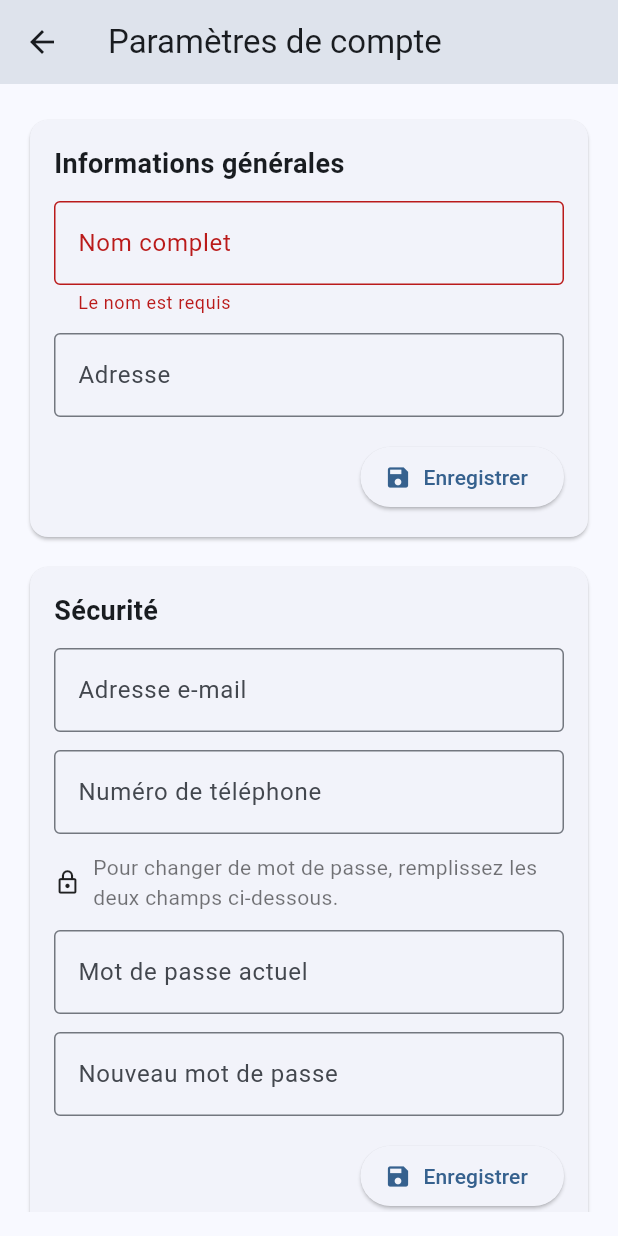
After one commit to JasserMiled/TuniModev2, a Flutter app: the AccountSettingsScreen screen opened directly, scrolled down 230 dp, after a tap on "Enregistrer", on a phone screen of 412 x 824 dp. The commit adds this screen. Run offline on Flutter 3.47's test engine with Material 3 defaults, Android fonts, the phone set to English and light mode, and no system bars; our stand-ins replace file_picker; accounts and stored records are empty; network calls fail.

Commit message:
Add account settings section to user menu

```diff
--- /dev/null
+++ b/frontend/lib/screens/account_settings_screen.dart
@@ -0,0 +1,486 @@
+import 'dart:typed_data';
+
+import 'package:file_picker/file_picker.dart';
+import 'package:flutter/material.dart';
+
+import '../models/user.dart';
+import '../services/api_service.dart';
+
+class AccountSettingsScreen extends StatefulWidget {
+  const AccountSettingsScreen({super.key});
+
+  @override
+  State<AccountSettingsScreen> createState() => _AccountSettingsScreenState();
+}
+
+class _AccountSettingsScreenState extends State<AccountSettingsScreen> {
+  final _generalFormKey = GlobalKey<FormState>();
+  final _securityFormKey = GlobalKey<FormState>();
+
+  final _nameController = TextEditingController();
+  final _addressController = TextEditingController();
+  final _emailController = TextEditingController();
+  final _phoneController = TextEditingController();
+  final _currentPasswordController = TextEditingController();
+  final _newPasswordController = TextEditingController();
+
+  User? _user;
+  bool _loading = true;
+  bool _savingGeneral = false;
+  bool _savingSecurity = false;
+  bool _uploadingAvatar = false;
+  String? _message;
+  String? _error;
+
+  Uint8List? _avatarBytes;
+  String? _avatarName;
+
+  @override
+  void initState() {
+    super.initState();
+    _loadUser();
+  }
+
+  @override
+  void dispose() {
+    _nameController.dispose();
+    _addressController.dispose();
+    _emailController.dispose();
+    _phoneController.dispose();
+    _currentPasswordController.dispose();
+    _newPasswordController.dispose();
+    super.dispose();
+  }
+
+  Future<void> _loadUser() async {
+    final current = ApiService.currentUser;
+    if (current == null) {
+      setState(() {
+        _loading = false;
+        _error = 'Connectez-vous pour accéder aux paramètres du compte.';
+      });
+      return;
+    }
+
+    try {
+      final user = await ApiService.fetchUserProfile(current.id);
+      _applyUser(user);
+    } catch (_) {
+      _applyUser(current);
+    }
+  }
+
+  void _applyUser(User user) {
+    setState(() {
+      _user = user;
+      _nameController.text = user.name;
+      _addressController.text = user.address ?? '';
+      _emailController.text = user.email;
+      _phoneController.text = user.phone ?? '';
+      _loading = false;
+      _error = null;
+    });
+  }
+
+  Future<void> _saveGeneral() async {
+    if (_user == null) return;
+    if (!_generalFormKey.currentState!.validate()) return;
+
+    setState(() {
+      _savingGeneral = true;
+      _message = null;
+      _error = null;
+    });
+
+    try {
+      final updatedUser = await ApiService.updateProfile(
+        name: _nameController.text.trim(),
+        address: _addressController.text.trim(),
+      );
+      _applyUser(updatedUser);
+      setState(() {
+        _message = 'Informations générales mises à jour';
+      });
+    } catch (e) {
+      setState(() {
+        _error = e.toString();
+      });
+    } finally {
+      setState(() {
+        _savingGeneral = false;
+      });
+    }
+  }
+
+  Future<void> _saveSecurity() async {
+    if (_user == null) return;
+    if (!_securityFormKey.currentState!.validate()) return;
+
+    final currentPassword = _currentPasswordController.text.trim();
+    final newPassword = _newPasswordController.text.trim();
+
+    if ((currentPassword.isEmpty) != (newPassword.isEmpty)) {
+      setState(() {
+        _error = 'Pour changer de mot de passe, remplissez les deux champs.';
+        _message = null;
+      });
+      return;
+    }
+
+    setState(() {
+      _savingSecurity = true;
+      _message = null;
+      _error = null;
+    });
+
+    try {
+      final updatedUser = await ApiService.updateProfile(
+        email: _emailController.text.trim(),
+        phone: _phoneController.text.trim(),
+        currentPassword: currentPassword.isNotEmpty ? currentPassword : null,
+        newPassword: newPassword.isNotEmpty ? newPassword : null,
+      );
+      _applyUser(updatedUser);
+      setState(() {
+        _message = 'Paramètres de sécurité mis à jour';
+        _currentPasswordController.clear();
+        _newPasswordController.clear();
+      });
+    } catch (e) {
+      setState(() {
+        _error = e.toString();
+      });
+    } finally {
+      setState(() {
+        _savingSecurity = false;
+      });
+    }
+  }
+
+  Future<void> _pickAvatar() async {
+    final result = await FilePicker.platform.pickFiles(
+      type: FileType.image,
+      withData: true,
+    );
+
+    if (result != null && result.files.isNotEmpty) {
+      final file = result.files.first;
+      if (file.bytes != null && file.bytes!.isNotEmpty) {
+        setState(() {
+          _avatarBytes = file.bytes;
+          _avatarName = file.name;
+        });
+      }
+    }
+  }
+
+  Future<void> _uploadAvatar() async {
+    if (_avatarBytes == null || _avatarName == null || _user == null) return;
+
+    setState(() {
+      _uploadingAvatar = true;
+      _message = null;
+      _error = null;
+    });
+
+    try {
+      final url = await ApiService.uploadProfileImage(
+        bytes: _avatarBytes!,
+        filename: _avatarName!,
+      );
+
+      final updatedUser = await ApiService.updateProfile(avatarUrl: url);
+      _applyUser(updatedUser);
+      setState(() {
+        _avatarBytes = null;
+        _avatarName = null;
+        _message = 'Photo de profil mise à jour';
+      });
+    } catch (e) {
+      setState(() {
+        _error = e.toString();
+      });
+    } finally {
+      setState(() {
+        _uploadingAvatar = false;
+      });
+    }
+  }
+
+  Widget _buildAvatarSection() {
+    final imageProvider = _avatarBytes != null
+        ? MemoryImage(_avatarBytes!)
+        : _user?.avatarUrl != null
+            ? NetworkImage(_user!.avatarUrl!)
+            : null;
+
+    return Card(
+      child: Padding(
+        padding: const EdgeInsets.all(16),
+        child: Column(
+          crossAxisAlignment: CrossAxisAlignment.start,
+          children: [
+            const Text(
+              'Photo de profil',
+              style: TextStyle(fontSize: 18, fontWeight: FontWeight.w700),
+            ),
+            const SizedBox(height: 12),
+            Row(
+              children: [
+                CircleAvatar(
+                  radius: 40,
+                  backgroundImage: imageProvider as ImageProvider?,
+                  child: imageProvider == null
+                      ? const Icon(Icons.person, size: 40, color: Colors.white)
+                      : null,
+                ),
+                const SizedBox(width: 16),
+                Expanded(
+                  child: Column(
+                    crossAxisAlignment: CrossAxisAlignment.start,
+                    children: [
+                      Text(
+                        _avatarName ?? 'Sélectionnez une image pour votre profil',
+                        style: const TextStyle(fontWeight: FontWeight.w600),
+                      ),
+                      const SizedBox(height: 8),
+                      Wrap(
+                        spacing: 8,
+                        children: [
+                          ElevatedButton.icon(
+                            onPressed: _pickAvatar,
+                            icon: const Icon(Icons.upload),
+                            label: const Text('Choisir une photo'),
+                          ),
+                          ElevatedButton.icon(
+                            onPressed:
+                                _uploadingAvatar ? null : (_avatarBytes != null ? _uploadAvatar : null),
+                            icon: const Icon(Icons.save),
+                            label: _uploadingAvatar
+                                ? const SizedBox(
+                                    height: 16,
+                                    width: 16,
+                                    child: CircularProgressIndicator(strokeWidth: 2),
+                                  )
+                                : const Text('Mettre à jour la photo'),
+                          ),
+                        ],
+                      ),
+                    ],
+                  ),
+                ),
+              ],
+            ),
+          ],
+        ),
+      ),
+    );
+  }
+
+  Widget _buildGeneralSection() {
+    return Card(
+      child: Padding(
+        padding: const EdgeInsets.all(16),
+        child: Form(
+          key: _generalFormKey,
+          child: Column(
+            crossAxisAlignment: CrossAxisAlignment.start,
+            children: [
+              const Text(
+                'Informations générales',
+                style: TextStyle(fontSize: 18, fontWeight: FontWeight.w700),
+              ),
+              const SizedBox(height: 12),
+              TextFormField(
+                controller: _nameController,
+                decoration: const InputDecoration(
+                  labelText: 'Nom complet',
+                  border: OutlineInputBorder(),
+                ),
+                validator: (value) {
+                  if (value == null || value.trim().isEmpty) {
+                    return 'Le nom est requis';
+                  }
+                  return null;
+                },
+              ),
+              const SizedBox(height: 12),
+              TextFormField(
+                controller: _addressController,
+                decoration: const InputDecoration(
+                  labelText: 'Adresse',
+                  border: OutlineInputBorder(),
+                ),
+              ),
+              const SizedBox(height: 16),
+              Align(
+                alignment: Alignment.centerRight,
+                child: ElevatedButton.icon(
+                  onPressed: _savingGeneral ? null : _saveGeneral,
+                  icon: _savingGeneral
+                      ? const SizedBox(
+                          height: 16,
+                          width: 16,
+                          child: CircularProgressIndicator(strokeWidth: 2),
+                        )
+                      : const Icon(Icons.save),
+                  label: const Text('Enregistrer'),
+                ),
+              ),
+            ],
+          ),
+        ),
+      ),
+    );
+  }
+
+  Widget _buildSecuritySection() {
+    return Card(
+      child: Padding(
+        padding: const EdgeInsets.all(16),
+        child: Form(
+          key: _securityFormKey,
+          child: Column(
+            crossAxisAlignment: CrossAxisAlignment.start,
+            children: [
+              const Text(
+                'Sécurité',
+                style: TextStyle(fontSize: 18, fontWeight: FontWeight.w700),
+              ),
+              const SizedBox(height: 12),
+              TextFormField(
+                controller: _emailController,
+                decoration: const InputDecoration(
+                  labelText: 'Adresse e-mail',
+                  border: OutlineInputBorder(),
+                ),
+                validator: (value) {
+                  if (value == null || value.trim().isEmpty) {
+                    return 'L\'e-mail est requis';
+                  }
+                  return null;
+                },
+              ),
+              const SizedBox(height: 12),
+              TextFormField(
+                controller: _phoneController,
+                decoration: const InputDecoration(
+                  labelText: 'Numéro de téléphone',
+                  border: OutlineInputBorder(),
+                ),
+              ),
+              const SizedBox(height: 12),
+              Row(
+                children: const [
+                  Icon(Icons.lock_outline, size: 18),
+                  SizedBox(width: 8),
+                  Expanded(
+                    child: Text(
+                      'Pour changer de mot de passe, remplissez les deux champs ci-dessous.',
+                      style: TextStyle(color: Colors.black54),
+                    ),
+                  ),
+                ],
+              ),
+              const SizedBox(height: 12),
+              TextFormField(
+                controller: _currentPasswordController,
+                obscureText: true,
+                decoration: const InputDecoration(
+                  labelText: 'Mot de passe actuel',
+                  border: OutlineInputBorder(),
+                ),
+              ),
+              const SizedBox(height: 12),
+              TextFormField(
+                controller: _newPasswordController,
+                obscureText: true,
+                decoration: const InputDecoration(
+                  labelText: 'Nouveau mot de passe',
+                  border: OutlineInputBorder(),
+                ),
+              ),
+              const SizedBox(height: 16),
+              Align(
+                alignment: Alignment.centerRight,
+                child: ElevatedButton.icon(
+                  onPressed: _savingSecurity ? null : _saveSecurity,
+                  icon: _savingSecurity
+                      ? const SizedBox(
+                          height: 16,
+                          width: 16,
+                          child: CircularProgressIndicator(strokeWidth: 2),
+                        )
+                      : const Icon(Icons.save),
+                  label: const Text('Enregistrer'),
+                ),
+              ),
+            ],
+          ),
+        ),
+      ),
+    );
+  }
+
+  @override
+  Widget build(BuildContext context) {
+    return Scaffold(
+      appBar: AppBar(
+        title: const Text('Paramètres de compte'),
+      ),
+      body: Padding(
+        padding: const EdgeInsets.all(16),
+        child: _loading
+            ? const Center(child: CircularProgressIndicator())
+            : _error != null
+                ? Center(child: Text(_error!))
+                : SingleChildScrollView(
+                    child: Column(
+                      crossAxisAlignment: CrossAxisAlignment.start,
+                      children: [
+                        if (_message != null)
+                          Container(
+                            width: double.infinity,
+                            margin: const EdgeInsets.only(bottom: 12),
+                            padding: const EdgeInsets.all(12),
+                            decoration: BoxDecoration(
+                              color: Colors.green[50],
+                              borderRadius: BorderRadius.circular(8),
+                            ),
+                            child: Row(
+                              children: [
+                                const Icon(Icons.check_circle, color: Colors.green),
+                                const SizedBox(width: 8),
+                                Expanded(child: Text(_message!)),
+                              ],
+                            ),
+                          ),
+                        if (_error != null)
+                          Container(
+                            width: double.infinity,
+                            margin: const EdgeInsets.only(bottom: 12),
+                            padding: const EdgeInsets.all(12),
+                            decoration: BoxDecoration(
+                              color: Colors.red[50],
+                              borderRadius: BorderRadius.circular(8),
+                            ),
+                            child: Row(
+                              children: [
+                                const Icon(Icons.error, color: Colors.red),
+                                const SizedBox(width: 8),
+                                Expanded(child: Text(_error!)),
+                              ],
+                            ),
+                          ),
+                        _buildAvatarSection(),
+                        const SizedBox(height: 12),
+                        _buildGeneralSection(),
+                        const SizedBox(height: 12),
+                        _buildSecuritySection(),
+                      ],
+                    ),
+                  ),
+      ),
+    );
+  }
+}
--- a/frontend/lib/screens/home_screen.dart
+++ b/frontend/lib/screens/home_screen.dart
@@ -10,6 +10,7 @@ import 'orders_screen.dart';
 import 'profile_screen.dart';
 import 'my_listings_screen.dart';
 import 'favorites_screen.dart';
+import 'account_settings_screen.dart';
 import 'search_results_screen.dart';
 
 class HomeScreen extends StatefulWidget {
@@ -841,6 +842,12 @@ class _HomeScreenState extends State<HomeScreen> {
     );
   }
 
+  void _openAccountSettings() {
+    Navigator.of(context).push(
+      MaterialPageRoute(builder: (_) => const AccountSettingsScreen()),
+    );
+  }
+
   void _openSearchResults({String? query}) {
     final searchQuery = query?.trim() ?? _searchController.text.trim();
 
@@ -905,6 +912,9 @@ class _HomeScreenState extends State<HomeScreen> {
           case 'favorites':
             _openFavorites();
             break;
+          case 'account_settings':
+            _openAccountSettings();
+            break;
           case 'logout':
             _handleLogout();
             break;
@@ -927,6 +937,10 @@ class _HomeScreenState extends State<HomeScreen> {
         PopupMenuItem(
           value: 'orders',
           child: Text(ordersLabel),
+        ),
+        const PopupMenuItem(
+          value: 'account_settings',
+          child: Text('Paramètres de compte'),
         ),
         const PopupMenuDivider(),
         const PopupMenuItem(
```
